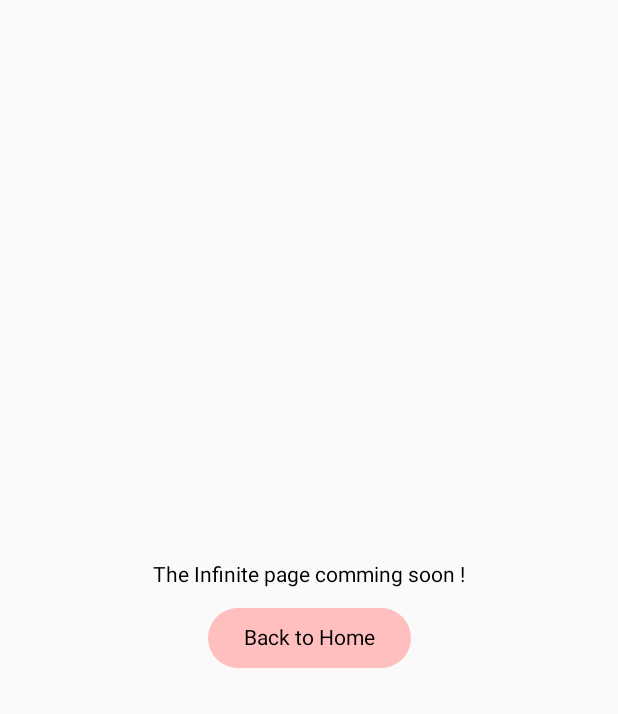
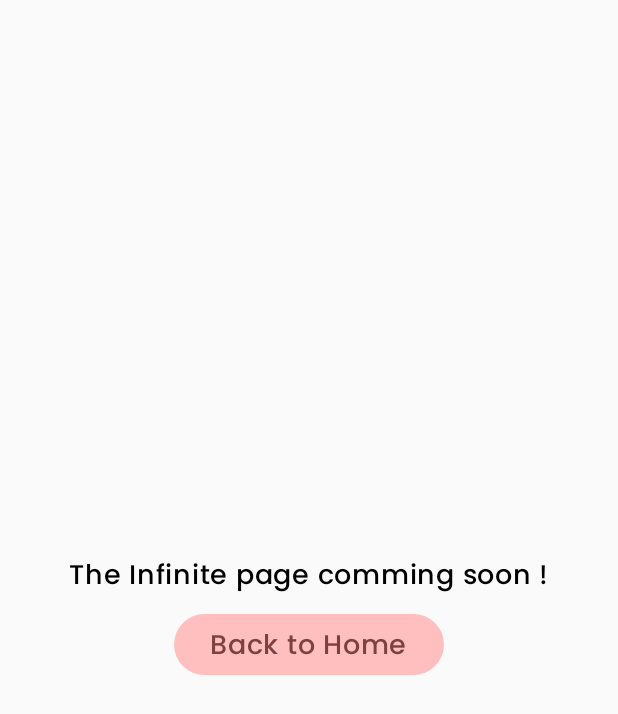
Before and after one commit to Dewhs/CalculTrainer, an Android app built with Jetpack Compose: the InifitePage screen opened through its navigation route, on a phone screen of 412 x 824 dp. Shown: the top 714 px of the screen. Run offline under Robolectric (Android 15) with nearby library versions, the phone set to English and light mode, and no system bars.

Commit message:
Text informations about Chill stats in HomePage

```diff
--- a/app/src/main/java/com/example/calcultrainer/Model/LevelDesc.kt
+++ b/app/src/main/java/com/example/calcultrainer/Model/LevelDesc.kt
@@ -17,7 +17,7 @@ data class LevelDesc(val name: String, val description: String, val lightColor:
 val Levels = listOf(
     LevelDesc(
         name = "Chill",
-        description = "The Chill game mode is designed for a short session in a more relaxed format, and without a timer.",
+        description = "The Chill game mode is designed for more relaxed, timer-free sessions.",
         lightColor = Chill,
         darkColor = Chill_Dark,
         path = R.drawable.flower_icon,
--- a/app/src/main/java/com/example/calcultrainer/ui/HomePage.kt
+++ b/app/src/main/java/com/example/calcultrainer/ui/HomePage.kt
@@ -193,6 +193,14 @@ fun PresBody(level: LevelDesc) {
         when(level.name){
             "Chill" -> {
                 BasicText(text = "Stats", style = Heading1)
+                Row (
+                    verticalAlignment = Alignment.CenterVertically,
+                    horizontalArrangement = Arrangement.Center,
+                    modifier = Modifier.fillMaxSize()
+                ){
+                    BasicText(text = "The graph showing the evolution of levels is coming soon!")
+                }
+
             }
             "Infinite" -> {
                 BasicText(text = "Rank", style = Heading1)
--- a/app/src/main/java/com/example/calcultrainer/ui/InfinitePage.kt
+++ b/app/src/main/java/com/example/calcultrainer/ui/InfinitePage.kt
@@ -5,15 +5,17 @@ import androidx.compose.foundation.layout.Column
 import androidx.compose.foundation.layout.Spacer
 import androidx.compose.foundation.layout.fillMaxSize
 import androidx.compose.foundation.layout.size
-import androidx.compose.foundation.text.BasicText
 import androidx.compose.material3.Button
 import androidx.compose.material3.ButtonDefaults
+import androidx.compose.material3.Text
 import androidx.compose.runtime.Composable
 import androidx.compose.ui.Alignment
 import androidx.compose.ui.Modifier
 import androidx.compose.ui.unit.dp
 import androidx.navigation.NavController
+import com.example.calcultrainer.ui.theme.Heading2
 import com.example.calcultrainer.ui.theme.Infinite
+import com.example.calcultrainer.ui.theme.Infinite_Dark
 
 @Composable
 fun InifitePage(navController: NavController){
@@ -22,12 +24,12 @@ fun InifitePage(navController: NavController){
         verticalArrangement = Arrangement.Center,
         horizontalAlignment = Alignment.CenterHorizontally
     ) {
-        BasicText(text = "The Infinite page comming soon !")
+        Text(text = "The Infinite page comming soon !", style = Heading2)
         Spacer(modifier = Modifier.size(10.dp))
         Button(
             colors = ButtonDefaults.buttonColors(Infinite),
             onClick = {navController.popBackStack()}) {
-            BasicText(text = "Back to Home")
+            Text(text = "Back to Home", style = Heading2, color = Infinite_Dark)
         }
     }
 }
```
Also changed, not shown: app/src/main/java/com/example/calcultrainer/ui/MultiplayerPage.kt (+5 -3 lines).
